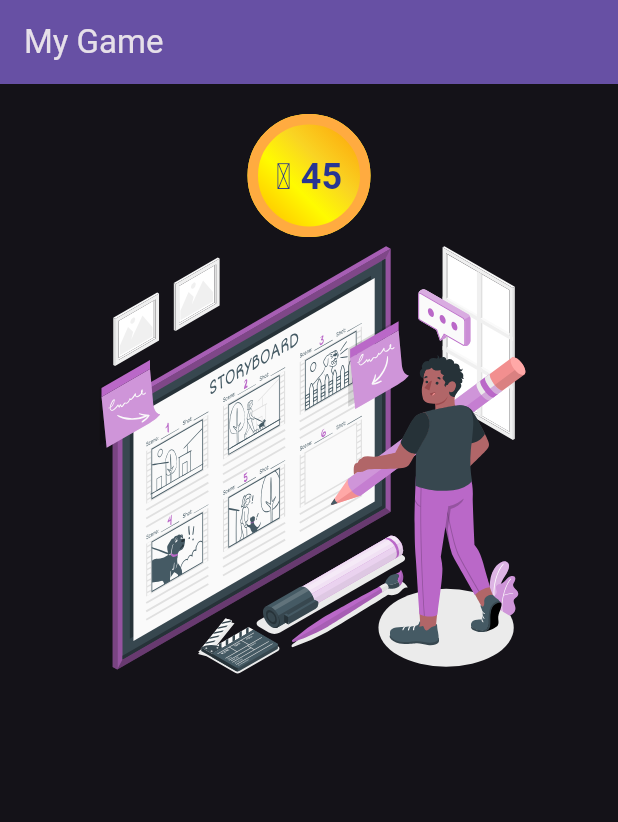
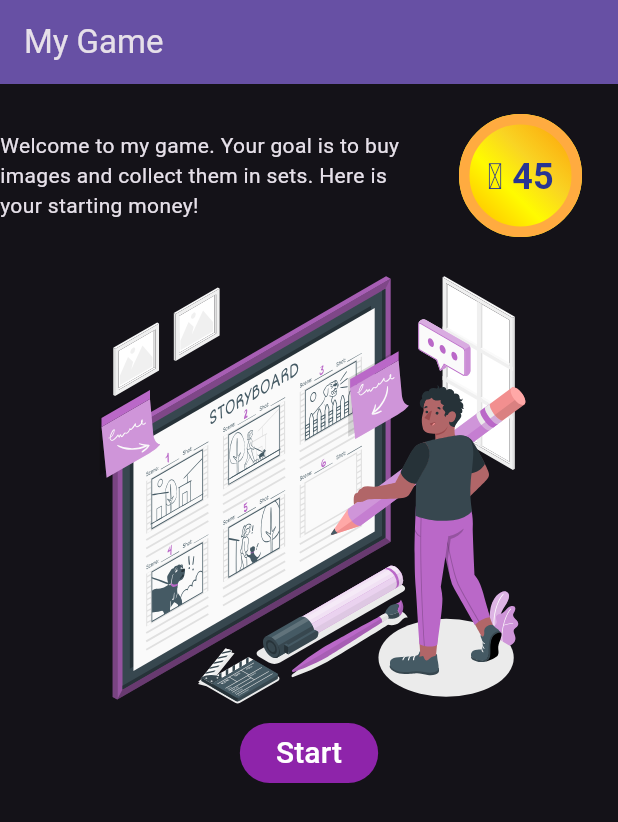
Before and after one commit to fflowio/mobile_game, a Flutter app: the screen it shows after launch, on a phone screen of 412 x 824 dp. Shown: the top 822 px of the screen. Run offline on Flutter 3.47's test engine with Material 3 defaults, Android fonts, the phone set to English and light mode, and no system bars; our stand-ins replace flutter_svg.

```diff
--- a/lib/components/widgets.dart
+++ b/lib/components/widgets.dart
@@ -49,7 +49,6 @@ class Widgets {
           gradient: coinGradient(),
           borderRadius: const BorderRadius.all(Radius.circular(42.0)),
           border: Border.all(
-            //color: Colors.amber.shade800,
             color: Colors.orangeAccent,
             width: 7
           )
--- a/lib/views/home_page.dart
+++ b/lib/views/home_page.dart
@@ -24,6 +24,7 @@ class HomePage extends StatefulWidget {
 
 class _HomePageState extends State<HomePage> {
   int _coins = 45;
+  String _showContents = "default";
 
   spendCoins() {
     if (_coins >= 10) {
@@ -33,6 +34,61 @@ class _HomePageState extends State<HomePage> {
     else {
       debugPrint("TODO what if there aren't enough coins?");
     }
+  }
+
+  start() {
+    debugPrint("TODO Start stuff");
+    _coins = 45;
+    setState(() { _coins; });
+  }
+
+  Column contentFinder() {
+    if (_showContents == "three") {
+      return threeCards();
+    }
+
+    return defaultContents();
+
+  }
+
+  Column threeCards() {
+    return Column();
+  }
+
+  Column defaultContents() {
+    return Column(
+      children: [
+        ImageHelpers.randomPicture(),
+        ElevatedButton(
+          onPressed: start(),
+          style: ButtonStyle(
+            backgroundColor: WidgetStateProperty.all<Color>(Colors.purple.shade600)
+          ),
+          child: const Text(
+            style: TextStyle(
+              fontSize: 20,
+              color: Colors.white,
+            ),
+            "Start"
+          )
+        )
+      ]
+    );
+  }
+
+  Row coinRow() {
+    return Row(
+      mainAxisAlignment: MainAxisAlignment.end,
+      children: [
+        const Flexible(
+          child: Text(
+            "Welcome to my game. Your goal is to buy images and collect them in sets. Here is your starting money!",
+            softWrap: true
+          )
+        ),
+        Widgets.numberIcon(_coins, spendCoins)
+      ]
+    );
   }
 
   void _incrementCounter() {
@@ -84,8 +140,9 @@ class _HomePageState extends State<HomePage> {
           mainAxisAlignment: MainAxisAlignment.start,
           children: [
             const SizedBox(height: 20),
-            Widgets.numberIcon(_coins, spendCoins),
-            ImageHelpers.randomPicture()
+            coinRow(),
+            const SizedBox(height: 20),
+            contentFinder()
             //Credits.contents()
           ]
         ),
```
